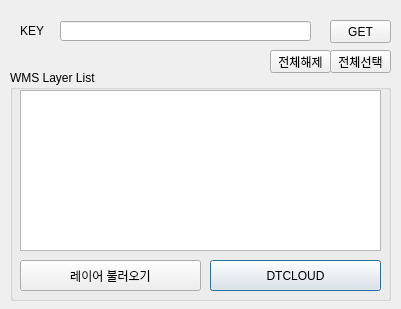
The window that dtcloud/dtcloud_dialog_base.ui (iyeti78/qgis-dtcloud-plugin) describes before a commit, drawn with Qt 5.
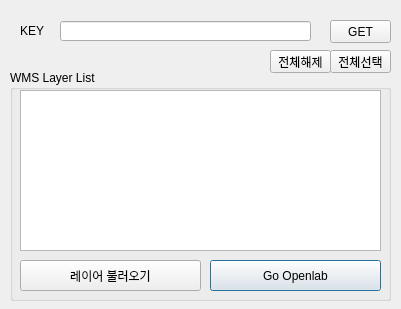
The same window after the commit.

Commit message: 객체가 아니라 점단위업데이트

```diff
--- a/dtcloud/dtcloud_dialog_base.ui
+++ b/dtcloud/dtcloud_dialog_base.ui
@@ -83,7 +83,7 @@
      </rect>
     </property>
     <property name="text">
-     <string>DTCLOUD</string>
+     <string>Go Openlab</string>
     </property>
    </widget>
    <widget class="QPushButton" name="pushButton_2">
```
Left out of the diff: 2 changed lines with no effect on the pictures. The commit also changes 2 other files.
